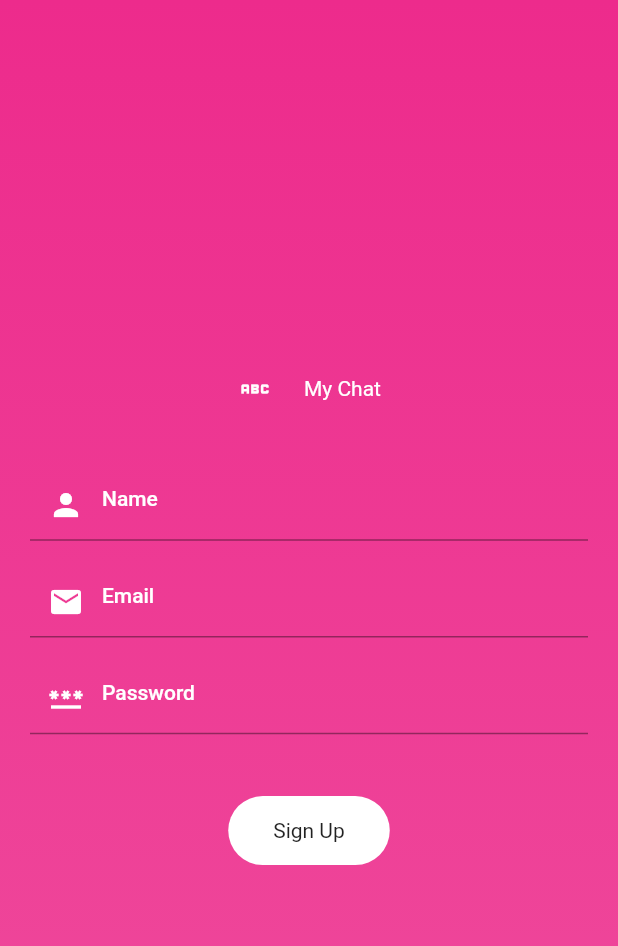
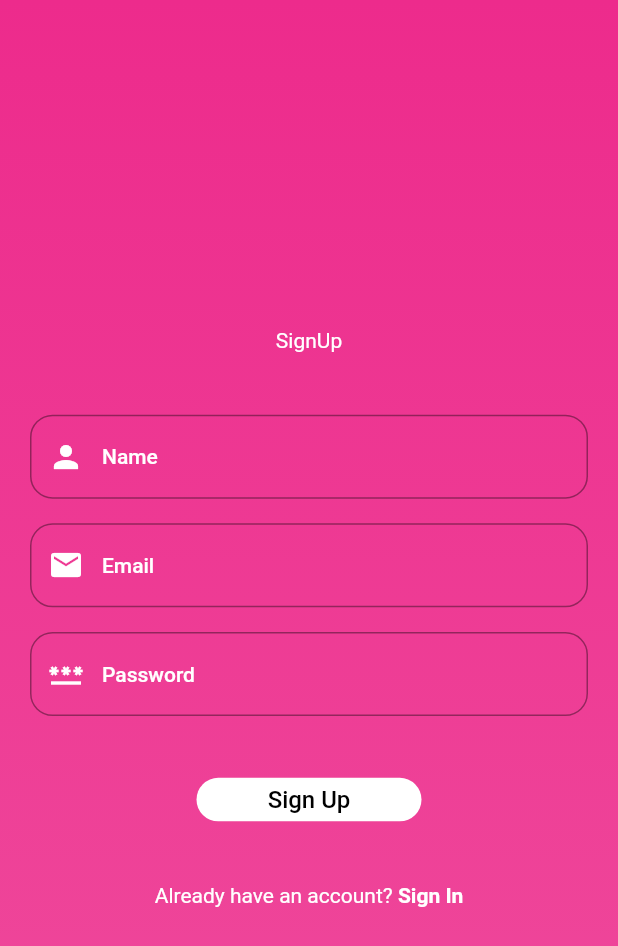
Before and after one commit to abhaydhanotiya/Chat_App, a Flutter app: the screen it shows after launch, on a phone screen of 412 x 824 dp. Shown: the top 946 px of the screen. Run offline on Flutter 3.47's test engine with Material 2 defaults, Android fonts, the phone set to English and light mode, and no system bars; our stand-ins replace cloud_firestore, firebase_auth, firebase_core, firebase_storage, fluttertoast, image_picker; accounts and stored records are empty.

Commit message:
code update

```diff
--- a/lib/authenticate.dart
+++ b/lib/authenticate.dart
@@ -1,3 +1,4 @@
+import 'package:chat/verify.dart';
 import 'package:flutter/material.dart';
 import 'package:firebase_core/firebase_core.dart';
 import 'package:firebase_auth/firebase_auth.dart';
@@ -105,19 +106,9 @@ class _AuthenticationScreenState extends State<AuthenticationScreen>
           child: Column(
             mainAxisAlignment: MainAxisAlignment.center,
             children: [
-              Row(
-                mainAxisAlignment: MainAxisAlignment.center,
-                children: [
-                  const Icon(
-                    Icons.abc,
-                    color: Colors.white,
-                  ),
-                  SizedBox(width: size.width * 0.05),
               Text(
-                    'My Chat',
+                'SignUp',
                 style: TextStyle(color: Colors.white),
-                  ),
-                ],
               ),
               SizedBox(height: size.height * 0.05),
               TextField(
@@ -126,16 +117,13 @@ class _AuthenticationScreenState extends State<AuthenticationScreen>
                   prefixIcon: Icon(Icons.person, color: Colors.white),
                   hintText: 'Name',
                   hintStyle: TextStyle(color: Colors.white),
-                    focusedBorder: UnderlineInputBorder(
+                  border: OutlineInputBorder(
+                    borderRadius: BorderRadius.all(Radius.circular(15)),
                     borderSide: BorderSide(
                       color: Colors.white,
                     ),
                   ),
-                    border: UnderlineInputBorder(
-                      borderSide: BorderSide(
-                        color: Colors.white,
                 ),
-                    )),
                 cursorColor: Colors.black,
                 style:
                     const TextStyle(fontSize: 14, fontWeight: FontWeight.w500),
@@ -150,12 +138,8 @@ class _AuthenticationScreenState extends State<AuthenticationScreen>
                     ),
                     hintText: 'Email',
                     hintStyle: TextStyle(color: Colors.white),
-                    focusedBorder: UnderlineInputBorder(
-                      borderSide: BorderSide(
-                        color: Colors.white,
-                      ),
-                    ),
-                    border: UnderlineInputBorder(
+                    border: OutlineInputBorder(
+                      borderRadius: BorderRadius.all(Radius.circular(15)),
                       borderSide: BorderSide(
                         color: Colors.white,
                       ),
@@ -167,6 +151,7 @@ class _AuthenticationScreenState extends State<AuthenticationScreen>
               SizedBox(height: size.height * 0.02),
               TextField(
                 controller: passwordController,
+                obscureText: true,
                 decoration: const InputDecoration(
                     prefixIcon: Icon(
                       Icons.password,
@@ -174,12 +159,8 @@ class _AuthenticationScreenState extends State<AuthenticationScreen>
                     ),
                     hintText: 'Password',
                     hintStyle: TextStyle(color: Colors.white),
-                    focusedBorder: UnderlineInputBorder(
-                      borderSide: BorderSide(
-                        color: Colors.white,
-                      ),
-                    ),
-                    border: UnderlineInputBorder(
+                    border: OutlineInputBorder(
+                      borderRadius: BorderRadius.all(Radius.circular(15)),
                       borderSide: BorderSide(
                         color: Colors.white,
                       ),
@@ -223,101 +204,55 @@ class _AuthenticationScreenState extends State<AuthenticationScreen>
                     }
                   },
                   child: Container(
+                      width: 150,
                       child: const Padding(
-                        padding:
-                            EdgeInsets.symmetric(horizontal: 30, vertical: 15),
-                        child: Text('Sign Up'),
+                        padding: EdgeInsets.symmetric(vertical: 5),
+                        child: Center(
+                            child: Text('Sign Up',
+                                style: TextStyle(
+                                  color: Colors.black,
+                                  fontSize: 16,
+                                  fontWeight: FontWeight.w500,
+                                ))),
                       ),
                       decoration: const BoxDecoration(
                           color: Colors.white,
                           borderRadius: BorderRadius.all(Radius.circular(25)))),
                 ),
               ),
+              SizedBox(height: size.height * 0.05),
+              //already have an account
+              Row(
+                mainAxisAlignment: MainAxisAlignment.center,
+                children: [
+                  const Text(
+                    "Already have an account?",
+                    style: TextStyle(color: Colors.white),
+                  ),
+                  InkWell(
+                    onTap: () {
+                      Navigator.pushReplacement(
+                        context,
+                        MaterialPageRoute(
+                          builder: (context) => VerifyLogin(),
+                        ),
+                      );
+                    },
+                    child: const Text(
+                      " Sign In",
+                      style: TextStyle(
+                        color: Colors.white,
+                        fontWeight: FontWeight.bold,
+                        fontSize: 14,
+                      ),
+                    ),
+                  )
+                ],
+              ),
             ],
           ),
         ),
       ),
     );
-
-    // return Scaffold(
-    //   appBar: AppBar(
-    //     title: Text('Login Page'),
-    //     bottom: TabBar(
-    //       controller: _tabController,
-    //       tabs: [
-    //         Tab(text: 'Create Account'),
-    //         Tab(text: 'Login'),
-    //       ],
-    //     ),
-    //   ),
-    //   body: TabBarView(
-    //     controller: _tabController,
-    //     children: [
-    //       Center(
-    //         child: Padding(
-    //           padding: const EdgeInsets.all(8.0),
-    //           child: Column(
-    //             children: [
-    //               TextField(
-    //                 controller: nameController,
-    //                 decoration: InputDecoration(labelText: 'Name'),
-    //               ),
-    //               TextField(
-    //                 controller: emailController,
-    //                 decoration: InputDecoration(labelText: 'Email'),
-    //               ),
-    //               TextField(
-    //                 controller: passwordController,
-    //                 decoration: InputDecoration(labelText: 'Password'),
-    //                 obscureText: true,
-    //               ),
-    //               ElevatedButton(
-    //                 onPressed: () {
-    //                   // Call create account function
-    //                   _createAccount(
-    //                     context,
-    //                     nameController.text,
-    //                     emailController.text,
-    //                     passwordController.text,
-    //                   );
-    //                 },
-    //                 child: Text('Create Account'),
-    //               ),
-    //             ],
-    //           ),
-    //         ),
-    //       ),
-    //       Center(
-    //         child: Padding(
-    //           padding: const EdgeInsets.all(8.0),
-    //           child: Column(
-    //             children: [
-    //               TextField(
-    //                 controller: emailController,
-    //                 decoration: InputDecoration(labelText: 'Email'),
-    //               ),
-    //               TextField(
-    //                 controller: passwordController,
-    //                 decoration: InputDecoration(labelText: 'Password'),
-    //                 obscureText: true,
-    //               ),
-    //               ElevatedButton(
-    //                 onPressed: () {
-    //                   // Call login function
-    //                   _login(
-    //                     context,
-    //                     emailController.text,
-    //                     passwordController.text,
-    //                   );
-    //                 },
-    //                 child: Text('Login'),
-    //               ),
-    //             ],
-    //           ),
-    //         ),
-    //       ),
-    //     ],
-    //   ),
-    // );
   }
 }
--- a/lib/chat_list.dart
+++ b/lib/chat_list.dart
@@ -72,7 +72,7 @@ class ChatList extends StatelessWidget {
                       MaterialPageRoute(
                         builder: (context) => ChatScreen(
                           userId: currentUserId,
-                          userName: 'Current User',
+                          userName: 'You',
                           receiverId: userId,
                           receiverName: userName,
                         ),
--- a/lib/main.dart
+++ b/lib/main.dart
@@ -1,3 +1,4 @@
+import 'package:chat/firebase_options.dart';
 import 'package:flutter/material.dart';
 import 'package:firebase_core/firebase_core.dart';
 import 'package:firebase_auth/firebase_auth.dart';
@@ -7,7 +8,9 @@ import 'chat_list.dart';
 
 void main() async {
   WidgetsFlutterBinding.ensureInitialized();
-  await Firebase.initializeApp();
+  await Firebase.initializeApp(
+    options: DefaultFirebaseOptions.currentPlatform,
+  );
   runApp(MyApp());
 }
 
@@ -17,11 +20,6 @@ class MyApp extends StatelessWidget {
     return MaterialApp(
       debugShowCheckedModeBanner: false,
       title: 'Flutter Firebase Chat',
-      theme: ThemeData(
-        primarySwatch: Colors.teal,
-        // colorScheme:
-        //     ColorScheme.dark(background: Color.fromRGBO(35, 34, 51, 1)),
-      ),
       home: AuthenticationScreen(),
     );
   }
```
Also changed, not shown: lib/verify.dart (added, +191 -0 lines), lib/firebase_options.dart (added). Lines whose indentation alone changed are shown as unchanged.
